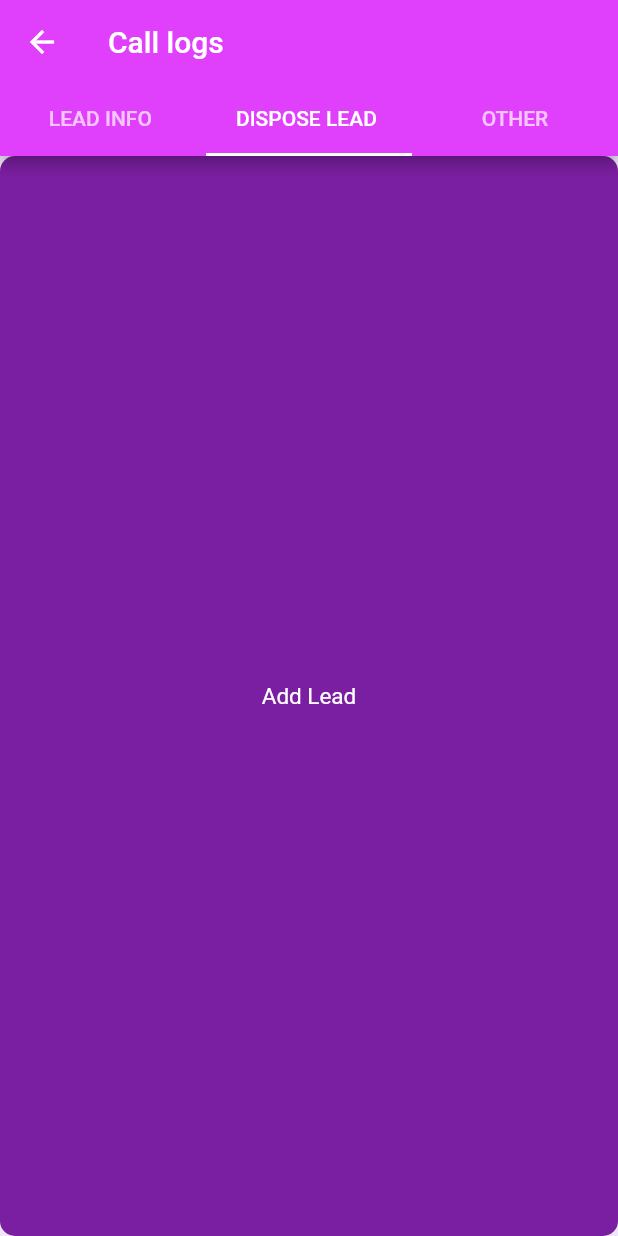
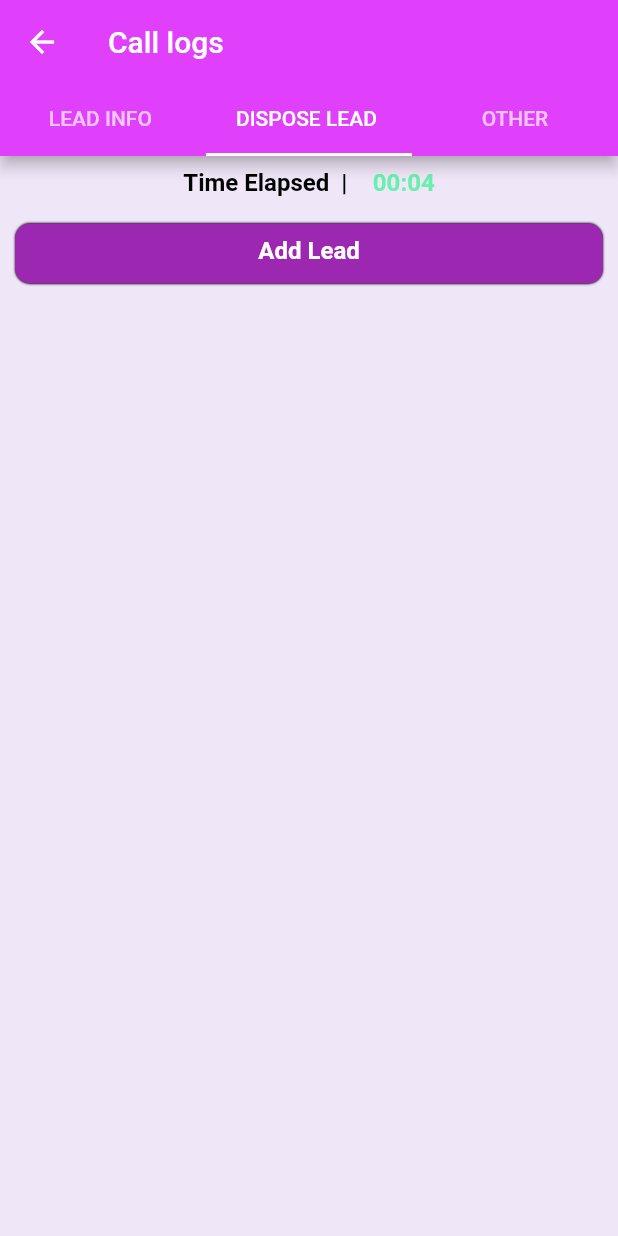
Before and after one commit to worldamanntv/callingapp, a Flutter app: the pg13 screen opened directly, on a phone screen of 412 x 824 dp. Run offline on Flutter 3.47's test engine with Material 2 defaults, Android fonts, the phone set to English and light mode, and no system bars.

Commit message:
Merge remote-tracking branch 'origin/master'

```diff
--- a/lib/pg13.dart.dart
+++ b/lib/pg13.dart.dart
@@ -89,27 +89,70 @@ class _pg13State extends State<pg13> with SingleTickerProviderStateMixin {
 
 
 
-        body:
-            Positioned(
-              bottom: 20,
-              left: 20,
-              right: 20,
-              child: GestureDetector(
-                onTap: (){
-                  Navigator.push(context, MaterialPageRoute(builder: (context) => pg13()));
-                },
-                child: Container(
-                  padding: EdgeInsets.symmetric(vertical: 10.0,horizontal: 80.0),
-                  decoration: BoxDecoration(
-                      color: Colors.purple.shade700,
-                      borderRadius: BorderRadius.circular(10)
+        body: ListView(
+          children: [
+            Column(
+              children: [
+
+                Row(
+                  mainAxisAlignment: MainAxisAlignment.center,
+                  children: [
+                    Center(child: Padding(
+                      padding: const EdgeInsets.all(8.0),
+                      child: Text("Time Elapsed  |",style: TextStyle(fontSize: 16,fontWeight: FontWeight.w700,color: Colors.black),),
+                    )),
+                    VerticalDivider(
+                      width: 1,
+                    ),
+                    Center(child: Padding(
+                      padding: const EdgeInsets.all(8.0),
+                      child: Text("00:04",style: TextStyle(fontSize: 16,fontWeight: FontWeight.w700,color: Colors.greenAccent),),
+                    )),
+
+                  ],
+                ),
+
+
+              ],
+            ),
+            Container(
+              margin: EdgeInsets.all(10),
+              width: 130,
+              height: 40,
+              decoration: BoxDecoration(
+                  color: Colors.purple,
+                  borderRadius: BorderRadius.circular(10),
+                  border: Border.all(
+                    width: 0.5,
+                    color: Colors.transparent,
                   ),
+                  boxShadow: [
+                    BoxShadow(
+                      blurRadius: 0.5,
+                    )
+                  ]
+              ),
+              child: Column(
+                children: [
+                  Row(
+                    mainAxisAlignment: MainAxisAlignment.center,
+                    children: [
+                      Column(
+                        children: [
+                          Center(child: Padding(
+                            padding: const EdgeInsets.all(8.0),
+                            child: Text("Add Lead",style: TextStyle(fontSize: 16,fontWeight: FontWeight.w700,color: Colors.white),),
+                          ))
+                        ],
+                      ),
 
-                  child:Center(child: Text("Add Lead",style: TextStyle(fontSize: 15,color: Colors.white),)),
-                ),
+                    ],
+                  ),
+                ],
               ),
-            ),
-
+            )
+          ],
+        )
                        );
   }
 
```
